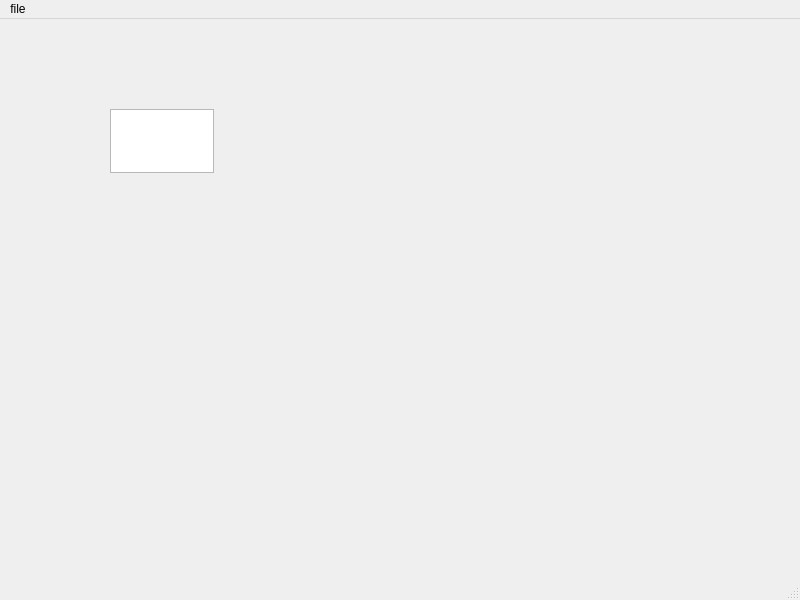
Old version of the form mainwindow.ui in the repository Galllen/XML-Text-Editor-Buffy.
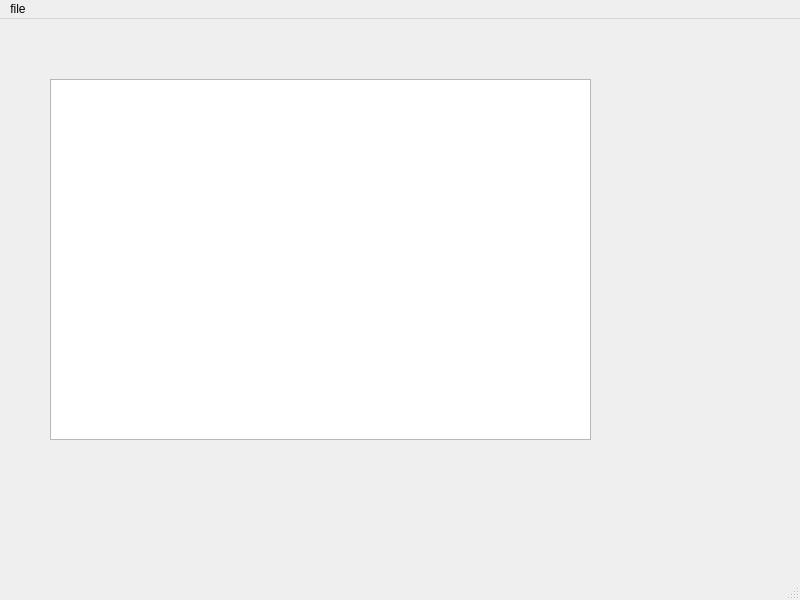
New version of the form. Icons and pictures are not drawn.

Diff of the .ui file:
```diff
--- a/mainwindow.ui
+++ b/mainwindow.ui
@@ -17,13 +17,13 @@
    <iconset theme="QIcon::ThemeIcon::DocumentPageSetup"/>
   </property>
   <widget class="QWidget" name="centralwidget">
-   <widget class="QTextEdit" name="textEdit">
+   <widget class="QTableWidget" name="tableWidget">
     <property name="geometry">
      <rect>
-      <x>110</x>
-      <y>90</y>
-      <width>104</width>
-      <height>64</height>
+      <x>50</x>
+      <y>60</y>
+      <width>541</width>
+      <height>361</height>
      </rect>
     </property>
    </widget>
```
Left out of the diff: 8 changed lines with no effect on the pictures.
